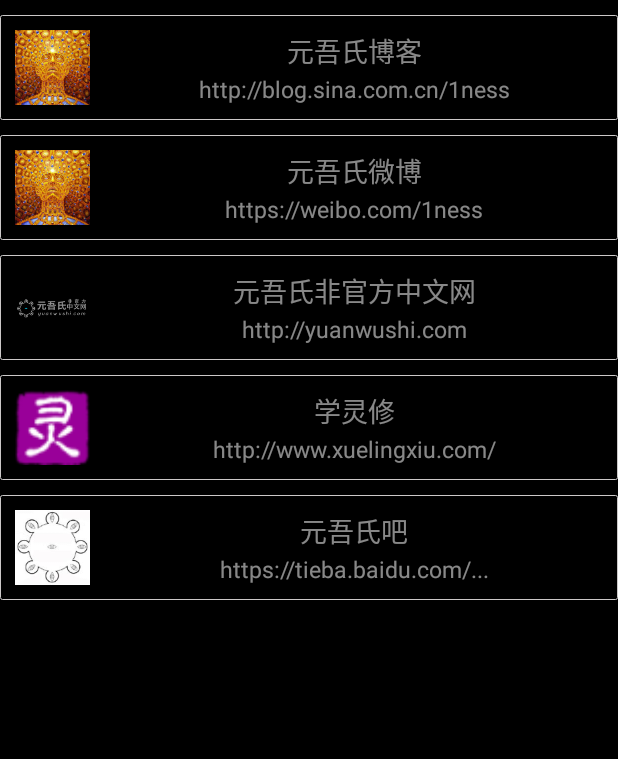
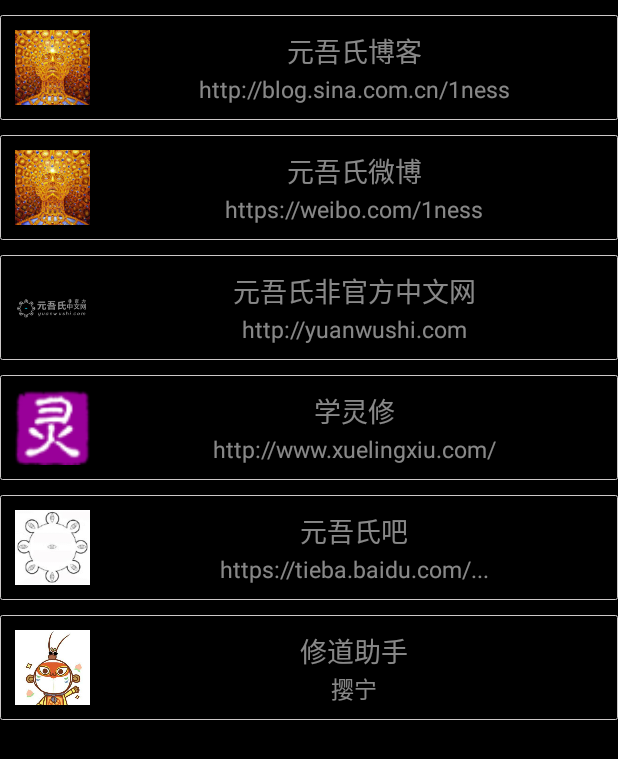
Before and after one commit to mafulin/freewill, an Android app: the fragment QAFragment shown on its own in the app's theme, on a phone screen of 412 x 824 dp. Shown: the top 759 px of the screen. Run offline under Robolectric (Android 15) with nearby library versions, the phone set to English and light mode, and no system bars.

Commit message:
配置升级sdk

```diff
--- a/freewill/app/src/main/java/spirit/freewill/menu/BaseFragment.java
+++ b/freewill/app/src/main/java/spirit/freewill/menu/BaseFragment.java
@@ -46,7 +46,4 @@
 
 	public abstract void initView();
 	public abstract void initData();
-	public boolean onKeyUp(int keyCode, KeyEvent event) {
-		return false;
-	}
 }
--- a/freewill/app/src/main/java/spirit/freewill/util/TimeUtil.java
+++ b/freewill/app/src/main/java/spirit/freewill/util/TimeUtil.java
@@ -69,7 +69,7 @@
         cal.set(Calendar.SECOND, 0);
         cal.set(Calendar.MINUTE, 0);
         cal.set(Calendar.MILLISECOND, 0);
-        LogUtil.i("cal.getTwelve()--"+cal.getTimeInMillis()+"--"+new Date(cal.getTimeInMillis()));
+//        LogUtil.i("cal.getTwelve()--"+cal.getTimeInMillis()+"--"+new Date(cal.getTimeInMillis()));
         return cal.getTimeInMillis();
     }
     public static long leftseconds(long time) {
--- a/freewill/app/src/main/java/spirit/freewill/webview/BrowserActivity.java
+++ b/freewill/app/src/main/java/spirit/freewill/webview/BrowserActivity.java
@@ -126,7 +126,7 @@
                 // this only happen when a same sonic session is already running,
                 // u can comment following codes to feedback as a default mode.
                 // throw new UnknownError("create session fail!");
-                Toast.makeText(this, "create sonic session fail!", Toast.LENGTH_LONG).show();
+//                Toast.makeText(this, "create sonic session fail!", Toast.LENGTH_LONG).show();
             }
         }
 
--- a/freewill/app/src/main/res/layout/fragment_qa.xml
+++ b/freewill/app/src/main/res/layout/fragment_qa.xml
@@ -225,7 +225,48 @@
 
             </LinearLayout>
 
+            <LinearLayout
+                android:id="@+id/t6"
+                android:layout_marginTop="10dp"
+                android:background="@drawable/bg_border_gray"
+                android:padding="10dp"
+                android:layout_width="match_parent"
+                android:layout_height="70dp"
+                android:gravity="center_vertical"
+                android:orientation="horizontal">
+                <ImageView
+                    android:src="@drawable/auther"
+                    android:layout_width="50dp"
+                    android:layout_height="50dp" />
+                <LinearLayout
+                    android:layout_width="match_parent"
+                    android:layout_height="match_parent"
+                    android:layout_marginLeft="10dp"
+                    android:orientation="vertical">
+                    <TextView
+                        android:text="修道助手"
+                        android:textColor="#88ffffff"
+                        android:gravity="center"
+                        android:textSize="18dp"
+                        android:layout_width="match_parent"
+                        android:layout_height="wrap_content" />
+                    <View
+                        android:layout_width="match_parent"
+                        android:layout_height="0dp"
+                        android:layout_weight="1"/>
+                    <TextView
+                        android:layout_gravity="bottom"
+                        android:text="撄宁"
+                        android:textColor="#88ffffff"
+                        android:gravity="center"
+                        android:textSize="15dp"
+                        android:lines="1"
+                        android:layout_width="match_parent"
+                        android:layout_height="wrap_content" />
 
+                </LinearLayout>
+
+            </LinearLayout>
 
 
         </LinearLayout>
--- a/freewill/app/src/main/res/values/strings.xml
+++ b/freewill/app/src/main/res/values/strings.xml
@@ -1,5 +1,5 @@
 <resources>
-    <string name="app_name">freewill</string>
+    <string name="app_name">修道助手</string>
     <string name="main">main</string>
     <string name="way">方法</string>
     <string name="article">文章</string>
```
Also changed, not shown: freewill/app/build.gradle (+8 -0 lines), freewill/app/src/main/AndroidManifest.xml (+19 -3 lines), freewill/app/src/main/java/spirit/freewill/about/AboutActivity.java (added, +45 -0 lines), freewill/app/src/main/java/spirit/freewill/main/FreewillApplication.java (+13 -2 lines), freewill/app/src/main/java/spirit/freewill/menu/MenuActivity.java (+0 -15 lines), freewill/app/src/main/java/spirit/freewill/qa/QAFragment.java (+11 -5 lines), freewill/app/src/main/res/layout/activity_about.xml (added, +149 -0 lines), freewill/app/src/main/res/layout/fragment_watch_test.xml (+14 -13 lines), freewill/app/src/main/res/values/attrs_kind.xml (+0 -8 lines), freewill/app/src/main/res/xml/provider_paths.xml (added, +7 -0 lines), freewill/app/src/main/res/drawable-xhdpi/apperweima.png (added), freewill/app/src/main/res/drawable-xhdpi/erweima.png (added), 1 other file.
